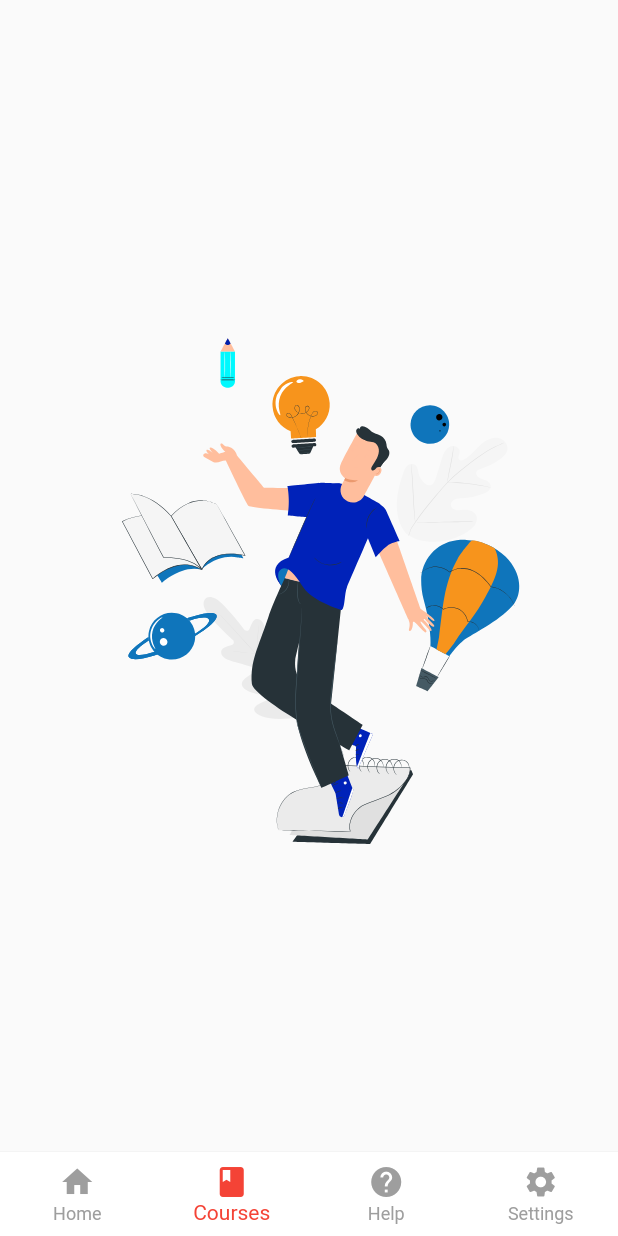
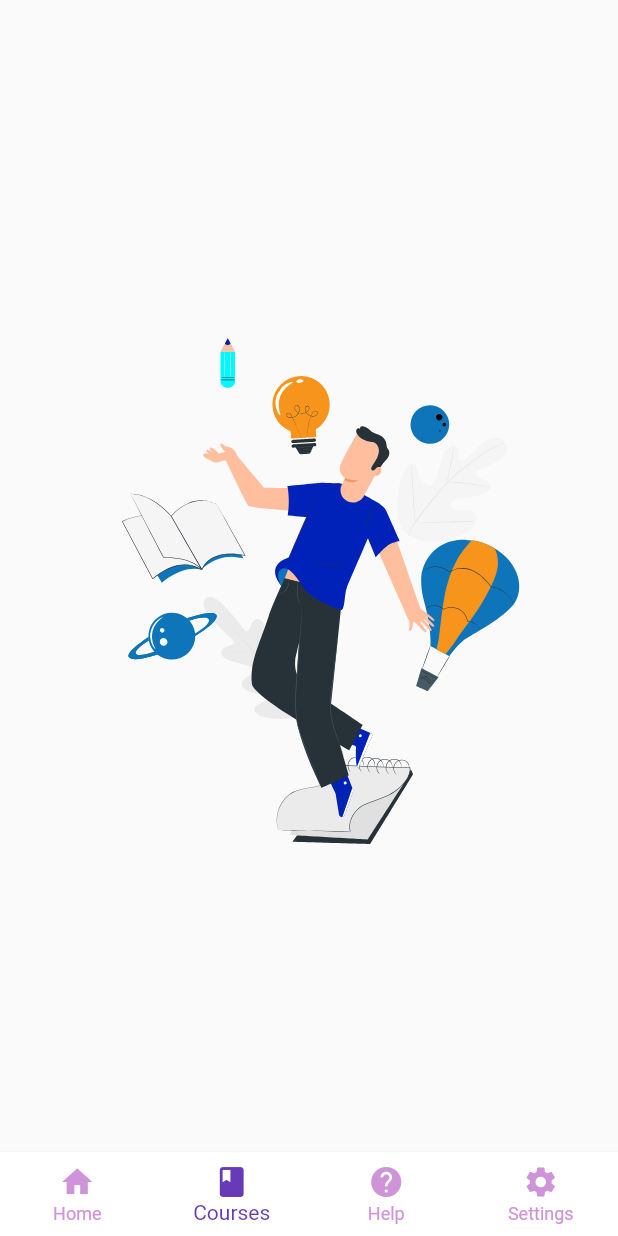
Before and after one commit to Webtonics/skilloom, a Flutter app: the screen it shows once a user with an empty profile is signed in, item 2 of the bottom bar chosen, on a phone screen of 412 x 824 dp. Run offline on Flutter 3.47's test engine with Material 2 defaults, Android fonts, the phone set to English and light mode, and no system bars; our stand-ins replace cloud_firestore, firebase_auth, firebase_core, firebase_storage, google_fonts, image_picker and 1 more; accounts and stored records are empty; network calls fail.

Commit message:
Nav Setup

```diff
--- a/lib/views/app_screen/home.dart
+++ b/lib/views/app_screen/home.dart
@@ -110,6 +110,8 @@ class _HomeScreenState extends State<HomeScreen> {
                         )),
                         title: title,
                         subtitle: subtitle,
+                        image:
+                            'https://images.unsplash.com/photo-1501504905252-473c47e087f8?ixlib=rb-4.0.3&ixid=M3wxMjA3fDB8MHxzZWFyY2h8Mnx8Y291cnNlfGVufDB8fDB8fHww&auto=format&fit=crop&w=500&q=60',
                       );
                     }),
               ),
--- a/lib/views/router.dart
+++ b/lib/views/router.dart
@@ -42,7 +42,8 @@ class _MyAppRouteState extends State<MyAppRoute> {
     return Scaffold(
       body: pages[currentIndex],
       bottomNavigationBar: BottomNavigationBar(
-        fixedColor: Colors.red,
+        fixedColor: Colors.deepPurple,
+        unselectedItemColor: Colors.purple[200],
         type: BottomNavigationBarType.fixed,
         backgroundColor: Colors.white,
         items: const [
--- a/lib/widget/course_list_card.dart
+++ b/lib/widget/course_list_card.dart
@@ -5,10 +5,12 @@ class CourseListCard extends StatelessWidget {
       {super.key,
       required this.action,
       required this.title,
-      required this.subtitle});
+      required this.subtitle,
+      required this.image});
   final VoidCallback action;
   final String title;
   final String subtitle;
+  final String image;
 
   @override
   Widget build(BuildContext context) {
@@ -17,7 +19,7 @@ class CourseListCard extends StatelessWidget {
       child: Container(
         decoration: const BoxDecoration(color: Colors.white),
         child: ListTile(
-          // leading: Image(image: AssetImage("assetName")),
+          leading: CircleAvatar(child: Image(image: NetworkImage(image))),
           title: Text(title),
           subtitle: Text(subtitle),
           trailing: const Icon(
```
